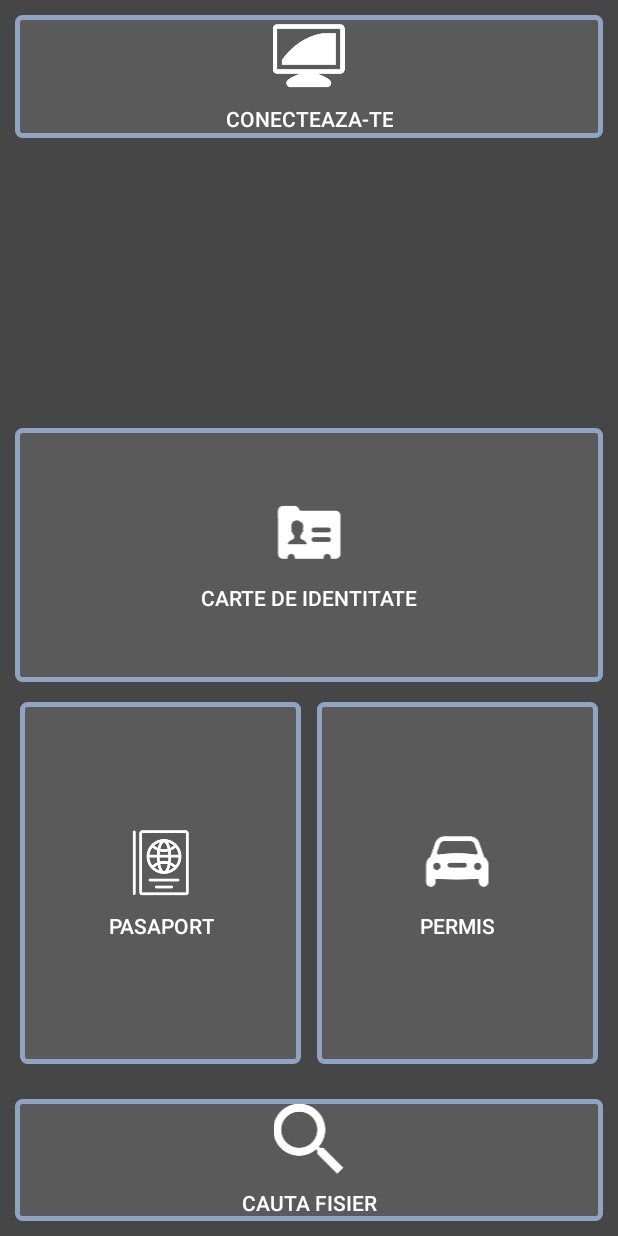
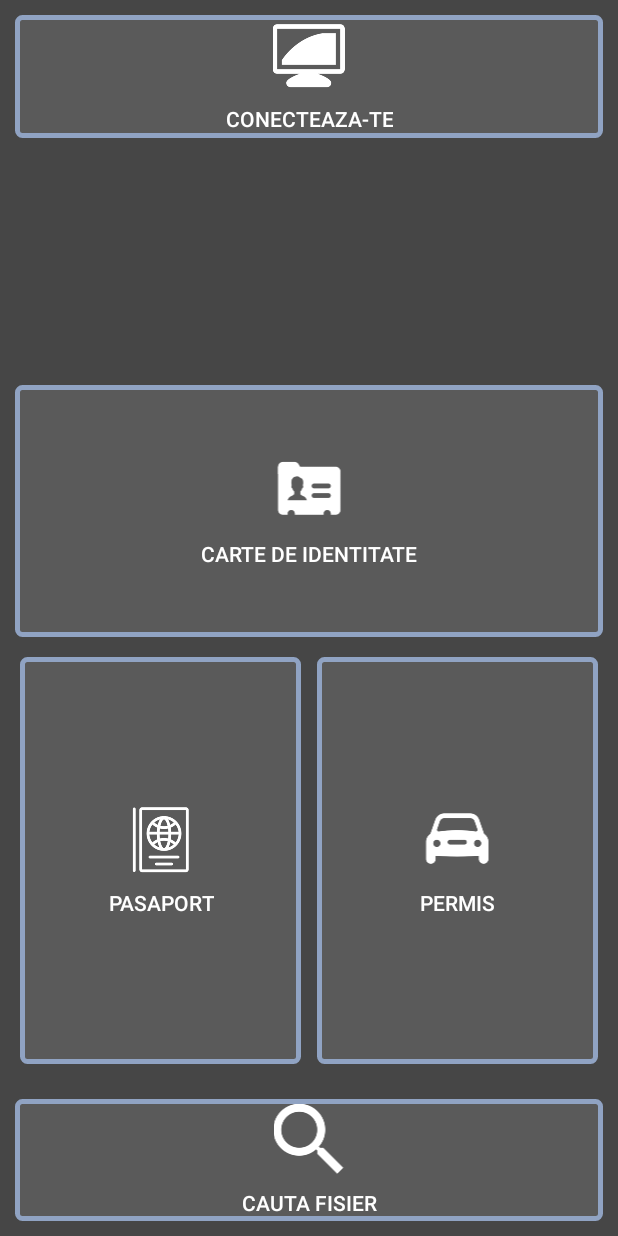
Before and after one commit to ikikaze/EyeD, an Android app: the screen it shows after launch (MainActivity), on a phone screen of 412 x 824 dp. Run offline under Robolectric (Android 15) with nearby library versions, the phone set to English and light mode, and no system bars; libraries missing offline, so code that uses them is left out: com.karumi.dexter, io.realm; 8 statements that could not run were skipped.

Commit message:
OCR aspect ratio, NFC check, minor layout changes

```diff
--- a/app/src/main/res/layout/activity_main.xml
+++ b/app/src/main/res/layout/activity_main.xml
@@ -31,21 +31,23 @@
     <ro.lockdowncode.eyedread.UI.MenuButton
         android:id="@+id/btnID"
         android:layout_width="match_parent"
-        android:layout_height="169dp"
+        android:layout_height="168dp"
         android:layout_margin="10dp"
         android:layout_marginBottom="8dp"
+        android:layout_marginEnd="8dp"
         android:layout_marginStart="8dp"
         android:layout_marginTop="8dp"
         android:background="@drawable/button_bg"
-        app:menu_button_image="@mipmap/idcard"
         android:onClick="btnsClicked"
         android:padding="10dp"
-        app:menu_button_text="@string/strID"
         android:textColor="@color/colorEyeD"
         app:layout_constraintBottom_toBottomOf="parent"
+        app:layout_constraintEnd_toEndOf="parent"
         app:layout_constraintStart_toStartOf="parent"
         app:layout_constraintTop_toBottomOf="@+id/btnConnect"
-        app:layout_constraintVertical_bias="0.338" />
+        app:layout_constraintVertical_bias="0.284"
+        app:menu_button_image="@mipmap/idcard"
+        app:menu_button_text="@string/strID" />
 
     <ro.lockdowncode.eyedread.UI.MenuButton
         android:id="@+id/btnConnect"
@@ -75,6 +77,7 @@
         android:layout_marginEnd="8dp"
         android:layout_marginStart="8dp"
         android:layout_marginTop="8dp"
+        android:minHeight="96dp"
         android:orientation="horizontal"
         app:layout_constraintBottom_toTopOf="@+id/btnSearch"
         app:layout_constraintEnd_toEndOf="parent"
@@ -90,11 +93,11 @@
             android:layout_margin="5dp"
             android:layout_weight="1"
             android:background="@drawable/button_bg"
-            app:menu_button_image="@mipmap/pass"
             android:onClick="btnsClicked"
             android:padding="7dp"
-            app:menu_button_text="@string/strPass"
-            android:textColor="@color/colorEyeD" />
+            android:textColor="@color/colorEyeD"
+            app:menu_button_image="@mipmap/pass"
+            app:menu_button_text="@string/strPass" />
 
         <ro.lockdowncode.eyedread.UI.MenuButton
             android:id="@+id/btnLicense"
@@ -103,11 +106,11 @@
             android:layout_margin="5dp"
             android:layout_weight="1"
             android:background="@drawable/button_bg"
-            app:menu_button_image="@mipmap/license"
             android:onClick="btnsClicked"
             android:padding="7dp"
-            app:menu_button_text="@string/strLicense"
-            android:textColor="@color/colorEyeD" />
+            android:textColor="@color/colorEyeD"
+            app:menu_button_image="@mipmap/license"
+            app:menu_button_text="@string/strLicense" />
 
     </LinearLayout>
 
--- a/app/src/main/res/layout/activity_passport_ocr.xml
+++ b/app/src/main/res/layout/activity_passport_ocr.xml
@@ -10,8 +10,8 @@
 
     <ro.lockdowncode.eyedread.UI.CameraSourcePreview
         android:id="@+id/preview"
-        android:layout_width="0dp"
-        android:layout_height="0dp"
+        android:layout_width="wrap_content"
+        android:layout_height="wrap_content"
         app:layout_constraintBottom_toBottomOf="parent"
         app:layout_constraintEnd_toEndOf="parent"
         app:layout_constraintHorizontal_bias="1.0"
```
Also changed, not shown: app/src/main/java/ro/lockdowncode/eyedread/MainActivity.java (+47 -3 lines), app/src/main/java/ro/lockdowncode/eyedread/UI/CameraSourcePreview.java (+90 -38 lines).
